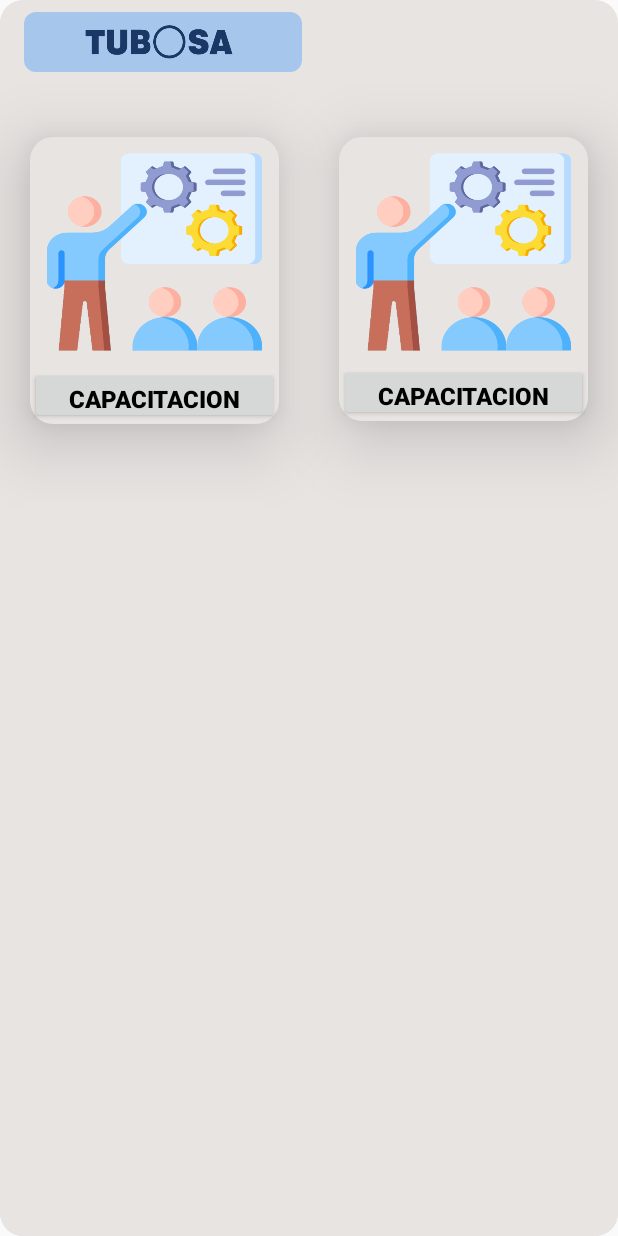
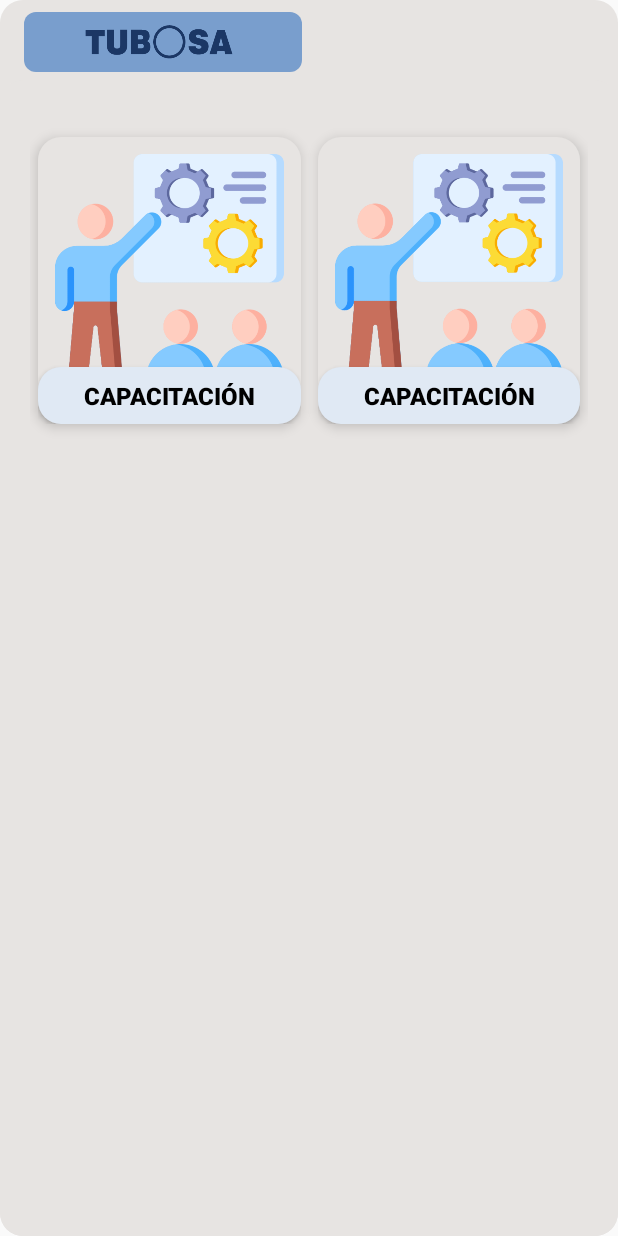
Before and after one commit to pruebasdeapp795/capa, an Android app: the fragment HomeCapa shown on its own in the app's theme, on a phone screen of 412 x 824 dp. Run offline under Robolectric (Android 15) with nearby library versions, the phone set to English and light mode, and no system bars; libraries missing offline, so code that uses them is left out: com.google.zxing.integration.

Commit message:
changes news

```diff
--- a/app/src/main/java/com/example/app_capacitacion/ApiClient.kt
+++ b/app/src/main/java/com/example/app_capacitacion/ApiClient.kt
@@ -10,7 +10,7 @@ import java.io.IOException
 import java.util.concurrent.TimeUnit
 
 object ApiClient {
-    private const val BASE_URL = "http://192.168.32.27:8000/api/"
+    private const val BASE_URL = "http://10.11.0.228:8000/api/"
     private var _authToken: String? = null
     val authToken: String?
         get() = _authToken
--- a/app/src/main/java/com/example/app_capacitacion/ApiServices.kt
+++ b/app/src/main/java/com/example/app_capacitacion/ApiServices.kt
@@ -33,8 +33,4 @@ interface ApiServices {
     @POST("logout")
     fun logout(@Header("Authorization") authToken: String): Call<GeneralResponse>
 
-
-
-
-
 }
--- a/app/src/main/java/com/example/app_capacitacion/HomeCapa.kt
+++ b/app/src/main/java/com/example/app_capacitacion/HomeCapa.kt
@@ -40,10 +40,10 @@ class HomeCapa : Fragment() {
     override fun onViewCreated(view: View, savedInstanceState: Bundle?) {
         super.onViewCreated(view, savedInstanceState)
 
-        val scanButton: Button = view.findViewById(R.id.scan_button)
+       // val scanButton: Button = view.findViewById(R.id.scan_button)
         val scanButton2: Button = view.findViewById(R.id.scan_button2)
 
-        scanButton.setOnClickListener { checkCameraPermissionAndStartScan() }
+      //  scanButton.setOnClickListener { checkCameraPermissionAndStartScan() }
         scanButton2.setOnClickListener { checkCameraPermissionAndStartScan() }
     }
 
--- a/app/src/main/res/layout/activity_forgot_password.xml
+++ b/app/src/main/res/layout/activity_forgot_password.xml
@@ -38,15 +38,15 @@
         android:backgroundTint="#020202"
         app:layout_constraintBottom_toBottomOf="parent"
         app:layout_constraintEnd_toEndOf="parent"
-        app:layout_constraintHorizontal_bias="0.12"
+        app:layout_constraintHorizontal_bias="0.098"
         app:layout_constraintStart_toStartOf="parent"
         app:layout_constraintTop_toTopOf="parent"
-        app:layout_constraintVertical_bias="0.16" />
+        app:layout_constraintVertical_bias="0.17" />
 
     <TextView
         android:id="@+id/correo"
-        android:layout_width="315dp"
-        android:layout_height="78dp"
+        android:layout_width="329dp"
+        android:layout_height="75dp"
         android:text="Si olvidó su contraseña, por favor comuníquese con el administrador para restablecerla."
         android:textColor="#1B3764"
         android:textSize="20dp"
@@ -60,15 +60,16 @@
 
     <ImageView
         android:id="@+id/imageView"
-        android:layout_width="312dp"
-        android:layout_height="323dp"
+        android:layout_width="323dp"
+        android:layout_height="350dp"
+        android:scaleType="centerCrop"
         app:layout_constraintBottom_toBottomOf="parent"
         app:layout_constraintEnd_toEndOf="parent"
-        app:layout_constraintHorizontal_bias="0.444"
+        app:layout_constraintHorizontal_bias="0.42"
         app:layout_constraintStart_toStartOf="parent"
         app:layout_constraintTop_toTopOf="parent"
-        app:layout_constraintVertical_bias="0.657"
-        app:srcCompat="@drawable/olvidojpg" />
+        app:layout_constraintVertical_bias="0.539"
+        app:srcCompat="@drawable/olvidopass" />
 
 
 </androidx.constraintlayout.widget.ConstraintLayout>
--- a/app/src/main/res/layout/fragment_home_capa.xml
+++ b/app/src/main/res/layout/fragment_home_capa.xml
@@ -1,11 +1,12 @@
 <?xml version="1.0" encoding="utf-8"?>
-<LinearLayout xmlns:android="http://schemas.android.com/apk/res/android"
+<LinearLayout
+    xmlns:android="http://schemas.android.com/apk/res/android"
     xmlns:app="http://schemas.android.com/apk/res-auto"
     xmlns:tools="http://schemas.android.com/tools"
     android:layout_width="match_parent"
-    android:background="@drawable/linear_card"
     android:layout_height="match_parent"
     android:orientation="vertical"
+    android:background="@drawable/linear_card"
     tools:context=".HomeCapa">
 
     <FrameLayout
@@ -19,7 +20,7 @@
             android:layout_width="185dp"
             android:layout_height="40dp"
             android:background="@drawable/cards_corner"
-            android:backgroundTint="#A6C6EB" />
+            android:backgroundTint="#799ECD" />
 
         <ImageView
             android:id="@+id/toolbar_logo"
@@ -29,92 +30,78 @@
             android:maxWidth="120dp"
             android:src="@drawable/logo_tubosa"
             android:layout_gravity="center_vertical"
-            android:layout_marginHorizontal="29dp"
-            android:layout_marginStart="8dp"/>
-
+            android:layout_marginStart="29dp" />
     </FrameLayout>
 
     <LinearLayout
         android:id="@+id/drag"
-        android:layout_width="match_parent"
+        android:layout_width="wrap_content"
         android:layout_height="0dp"
         android:layout_weight="1"
-        android:background="@drawable/linear_card"
         android:orientation="horizontal"
         android:layout_marginTop="5dp"
-        app:layout_constraintBottom_toBottomOf="parent"
-        app:layout_constraintEnd_toEndOf="parent"
-        app:layout_constraintHeight_percent="0.81"
-        app:layout_constraintStart_toStartOf="parent">
-
+        android:background="@drawable/linear_card"
+        android:paddingHorizontal="20dp" >
         <FrameLayout
         android:layout_width="0dp"
-            android:layout_height="191dp"
-            android:layout_marginStart="20dp"
+        android:layout_height="191dp" android:layout_weight="1"
+        android:layout_marginEnd="1dp"
+            android:layout_marginStart="5dp"
             android:layout_marginTop="38dp"
-            android:layout_weight="1"
         android:background="@drawable/linear_card"
         android:backgroundTint="#E7E4E2"
-            android:elevation="28dp">
+        android:elevation="5dp">
 
         <ImageView
             android:id="@+id/buttonback8"
             android:layout_width="match_parent"
-                android:layout_height="137dp"
+            android:layout_height="wrap_content"
             android:layout_margin="8dp"
             android:adjustViewBounds="true"
-                android:background="@drawable/capacitacion"
-                app:layout_constraintBottom_toTopOf="@+id/textView6"
-                app:layout_constraintDimensionRatio="1:1"
-                app:layout_constraintEnd_toEndOf="parent"
-                app:layout_constraintStart_toStartOf="parent"
-                app:layout_constraintTop_toTopOf="parent" />
+            android:src="@drawable/capacitacion"
+            android:elevation="1dp" />
 
         <Button
             android:id="@+id/scan_button2"
             android:layout_width="match_parent"
-                android:layout_height="38dp"
-                android:layout_gravity="bottom"
-                android:text="Capacitacion"
+            android:layout_height="38dp" android:layout_gravity="bottom"
+            android:text="Capacitación"
+            android:background="@drawable/linear_card"
+            android:backgroundTint="#E0E9F4"
             android:textSize="16sp"
             android:textColor="@color/black"
-                android:textStyle="bold" />
-
-        </FrameLayout>
+            android:textStyle="bold"
+            android:elevation="1dp" /> </FrameLayout>
 
         <FrameLayout
             android:layout_width="0dp"
-            android:layout_height="189dp"
-            android:layout_marginStart="40dp"
-            android:layout_marginTop="38dp"
-            android:layout_marginEnd="20dp"
-            android:layout_weight="1"
+            android:layout_height="191dp" android:layout_weight="1"
+            android:layout_marginStart="10dp"
+            android:layout_marginEnd="5dp" android:layout_marginTop="38dp"
             android:background="@drawable/linear_card"
             android:backgroundTint="#E7E4E2"
-            android:elevation="28dp">
+            android:elevation="5dp">
 
             <ImageView
                 android:id="@+id/view_capa"
                 android:layout_width="match_parent"
-                android:layout_height="137dp"
+                android:layout_height="wrap_content"
                 android:layout_margin="8dp"
                 android:adjustViewBounds="true"
-                android:background="@drawable/capacitacion"
-                app:layout_constraintBottom_toTopOf="@+id/textView6"
-                app:layout_constraintDimensionRatio="1:1"
-                app:layout_constraintEnd_toEndOf="parent"
-                app:layout_constraintStart_toStartOf="parent"
-                app:layout_constraintTop_toTopOf="parent" />
+                android:src="@drawable/capacitacion"
+                android:elevation="1dp" />
 
             <Button
                 android:id="@+id/scan_button"
                 android:layout_width="match_parent"
-                android:layout_height="38dp"
-                android:layout_gravity="bottom"
-                android:text="Capacitacion"
+                android:layout_height="38dp" android:layout_gravity="bottom"
+                android:text="Capacitación"
                 android:textSize="16sp"
                 android:textColor="@color/black"
-                android:textStyle="bold" />
+                android:background="@drawable/linear_card"
+                android:backgroundTint="#E0E9F4"
+                android:textStyle="bold"
+                android:elevation="1dp" />
 
         </FrameLayout>
     </LinearLayout>
--- a/app/src/main/res/values/colors.xml
+++ b/app/src/main/res/values/colors.xml
@@ -2,7 +2,7 @@
 <resources>
     <color name="black">#FF000000</color>
     <color name="white">#FFFFFFFF</color>
-    <color name="tb">#1B3763</color>
+    <color name="tb">#002C63</color>
     <color name="card">#EDD4D4ED</color>
     <color name="tolbar">#49B0F4</color>
     <color name="amarillo">#FFC107</color>
--- a/app/src/main/res/xml/network_security_config.xml
+++ b/app/src/main/res/xml/network_security_config.xml
@@ -1,6 +1,6 @@
 <?xml version="1.0" encoding="utf-8"?>
 <network-security-config>
     <domain-config cleartextTrafficPermitted="true">
-        <domain includeSubdomains="false">192.168.32.27</domain>
+        <domain includeSubdomains="false">10.11.0.228</domain>
     </domain-config>
 </network-security-config>
```
Also changed, not shown: app/src/main/res/drawable/olvidojpg.jpg (deleted), app/src/main/res/drawable/olvidopass.jpg (added). Lines whose indentation alone changed are shown as unchanged.
